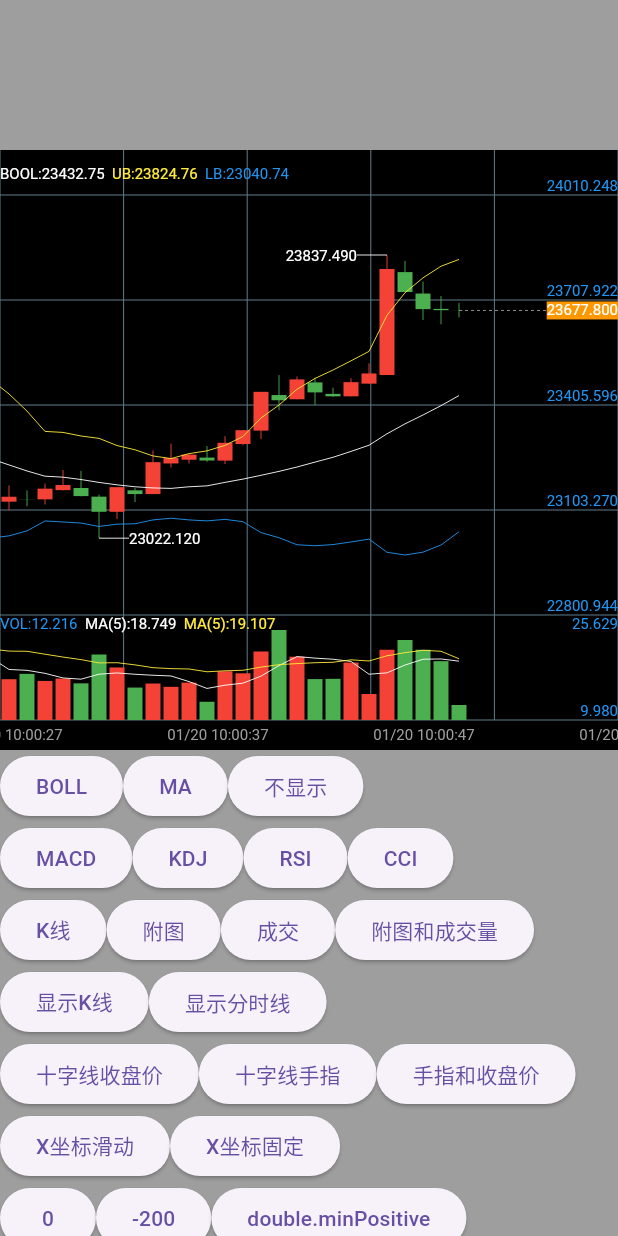
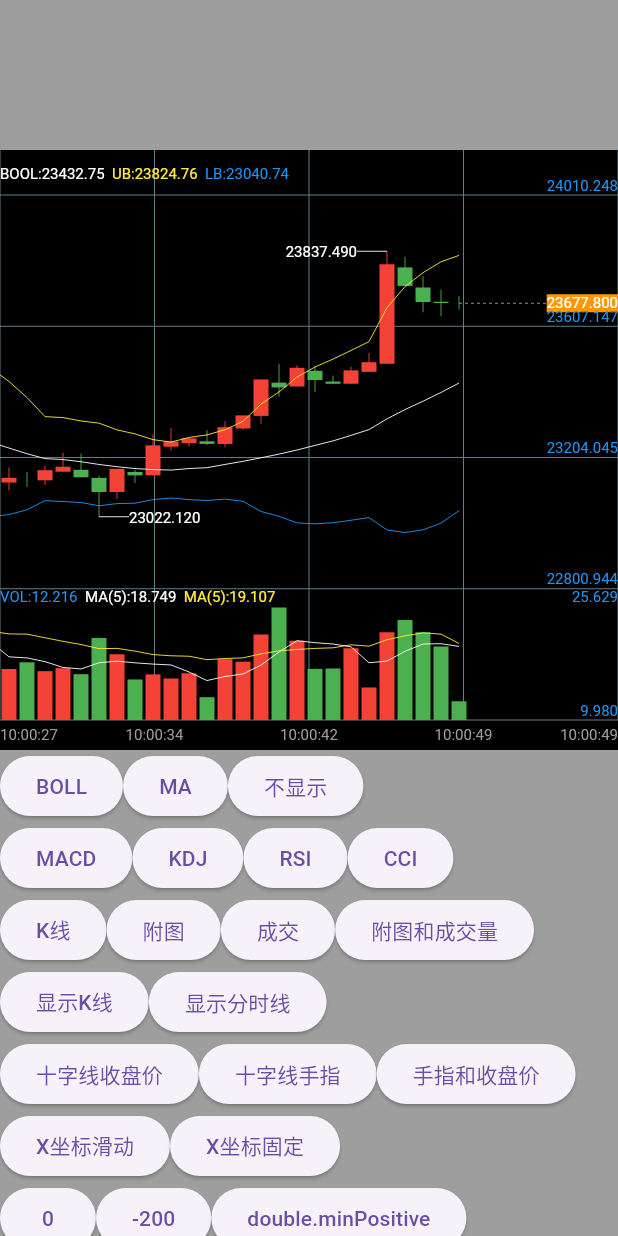
Before and after one commit to icechao/f_b_kline, a Flutter app: the screen it shows after launch, after a tap on "BOLL", on a phone screen of 412 x 824 dp. Run offline on Flutter 3.47's test engine with Material 3 defaults, Android fonts, the phone set to English and light mode, and no system bars.

Commit message:
feat : 适配方式

```diff
--- a/lib/example/f_b_kline.dart
+++ b/lib/example/f_b_kline.dart
@@ -211,7 +211,7 @@ class MyApp extends StatelessWidget {
   }
 
   String formatDate(DateTime value) {
-    return DateFormat('MM/dd HH:mm:ss').format(value);
+    return DateFormat('HH:mm:ss').format(value);
   }
 
   String formatDate2(DateTime value) {
--- a/lib/src/chart/config/k_run_config.dart
+++ b/lib/src/chart/config/k_run_config.dart
@@ -52,12 +52,26 @@ class KRunConfig {
   IRender? senRender;
   late int screenLeft, screenRight;
 
+  /// K线显示类型
   ChartGroupType? chartGroupType = ChartGroupType.withVol;
+
+  /// K线显示类型
   ChartDisplayType chartDisplayType = ChartDisplayType.kline;
+
+  /// 主图指标类型
   MainDisplayType mainDisplayType = MainDisplayType.boll;
+
+  /// 附图类型
   ChartSenType chartSenType = ChartSenType.kdj;
+
+  /// 十字线显示模式
   CrossType crossType = CrossType.followAll;
-  XAxisType xAxisType = XAxisType.flow;
+
+  /// Y轴显示模式
+  XAxisType xAxisType = XAxisType.pin;
+
+  /// 点击模式
+  TapType tapType = TapType.continuous;
 
   late Color chartColor;
 
@@ -174,20 +188,34 @@ class KRunConfig {
 
     xAxisRender = XAxisRender(this, adapter, matrixUtils);
     var columnCount = kStaticConfig.xAxisCount;
-    double xSpace = width / (columnCount);
+    double xSpace = width / (columnCount + 1);
     switch (xAxisType) {
       case XAxisType.flow:
         for (int i = -rowCount ~/ 2 - 1; i <= rowCount ~/ 2 + 1; i++) {
-          xAxisRender.axisPainter.add(KTextPainter(xSpace * i, height,
-              boxHeight: kStaticConfig.xAxisHeight, xParser: (x) {
-            return translateX % width + x;
-          }));
+          xAxisRender.axisPainter.add(
+            KTextPainter(xSpace * i, height,
+                boxHeight: kStaticConfig.xAxisHeight,
+                xParser: (x) => translateX % width + x),
+          );
         }
         break;
       default:
-        for (int i = 0; i <= rowCount + 1; i++) {
-          xAxisRender.axisPainter.add(KTextPainter(xSpace * i, height,
-              boxHeight: kStaticConfig.xAxisHeight));
+        for (int i = 0; i <= rowCount; i++) {
+          if (kStaticConfig.fitXAxis) {
+            if (i == 0) {
+              xAxisRender.axisPainter.add(KTextPainter(xSpace * i, height,
+                  boxHeight: kStaticConfig.xAxisHeight, align: KAlign.right));
+            } else if (i == rowCount) {
+              xAxisRender.axisPainter.add(KTextPainter(xSpace * i, height,
+                  boxHeight: kStaticConfig.xAxisHeight, align: KAlign.left));
+            } else {
+              xAxisRender.axisPainter.add(KTextPainter(xSpace * i, height,
+                  boxHeight: kStaticConfig.xAxisHeight, align: KAlign.center));
+            }
+          } else {
+            xAxisRender.axisPainter.add(KTextPainter(xSpace * i, height,
+                boxHeight: kStaticConfig.xAxisHeight, align: KAlign.center));
+          }
         }
     }
   }
--- a/lib/src/chart/config/k_static_config.dart
+++ b/lib/src/chart/config/k_static_config.dart
@@ -43,15 +43,12 @@ class KStaticConfig {
 
   ///展示与实际值的计算因数  :
   /// max = min
-  /// max = max*(1+ displayFactor)
-  /// min = min* (1-displayFactor)
+  /// max = max *( 1+ displayFactor)
+  /// min = min * ( 1-displayFactor)
   /// max = max + (max-min) * displayFactor
   /// min = min - (max-min) * displayFactor
 
   double get displayFactor => 0.2;
-
-  /// 点击模式
-  TapType tapType = TapType.continuous;
 
   /// X坐标高
   double xAxisHeight = 20.0;
@@ -81,10 +78,10 @@ class KStaticConfig {
   double topPadding = 30.0;
 
   ///网格行数
-  int gridRowCount = 5;
+  int gridRowCount = 4;
 
   ///网络列数
-  int gridColumnCount = 5;
+  int gridColumnCount = 4;
 
   ///candle width
   double candleItemWidth = 12.0;
@@ -128,6 +125,9 @@ class KStaticConfig {
   /// x axis align
   KAlign xAxisAlign = KAlign.center;
 
+  /// X坐标适配
+  bool fitXAxis = true;
+
   ///十字线渐变色,仅在十字线竖线是宽线模式线生效
   List<Color> crossColors = [
     Colors.transparent,
@@ -136,7 +136,7 @@ class KStaticConfig {
     Colors.transparent
   ];
 
-  ///十字线纵向渐变色关键眯
+  ///十字线纵向渐变色关键点
   List<double>? colorStops = [0.1, 0.3, 0.7, 0.9];
 
   final chartColors = {
@@ -309,38 +309,3 @@ class KIndexParams {
   ///macd
   int macdM = 9;
 }
-
-/// Points索引
-class KMainIndex {
-  static const open = 0;
-  static const close = 1;
-  static const low = 2;
-  static const high = 3;
-  static const maOne = 4;
-  static const maTwo = 5;
-  static const maThree = 6;
-  static const mb = 7;
-  static const up = 8;
-  static const dn = 9;
-}
-
-/// Points索引
-class KVolIndex {
-  static const vol = 0;
-  static const volMaOne = 1;
-  static const volMaTwo = 2;
-}
-
-/// Points索引
-class SenIndex {
-  static const macd = 0;
-  static const dif = 1;
-  static const dea = 2;
-  static const k = 3;
-  static const d = 4;
-  static const j = 5;
-  static const wr = 6;
-  static const rsi = 7;
-  static const cci = 8;
-  static const tempZero = 9;
-}
--- a/lib/src/chart/data_adapter.dart
+++ b/lib/src/chart/data_adapter.dart
@@ -36,14 +36,14 @@ class DataAdapter {
 
   ///重置数据 当数据发生变化时调用
   ///[KLineEntity]数据模型
-  resetData(List<KLineEntity>? data, {bool resetTranslate = false}) {
+  void resetData(List<KLineEntity>? data, {bool resetTranslate = false}) {
     dataLength = data?.length ?? 0;
     this.data
       ..clear()
       ..addAll(data ?? []);
     if (resetTranslate) {
       /// 是否使用动画重置
-      changeTranslate(double.minPositive);
+      changeTranslate(double.maxFinite);
     }
     sendPort.send(data);
   }
@@ -53,12 +53,15 @@ class DataAdapter {
   /// [ChartSenType]    附图类型显示
   /// [ChartDisplayType]  K线还是折线图
   /// [MainDisplayType]  主图指标显示
-  changeType(dynamic type) {
+  /// [CrossType]  十字线显示模式
+  /// [XAxisType]  X轴滑动模式
+  /// [TapType]  选中手势点击模式
+  void changeType(dynamic type) {
     typeController.add(type);
   }
 
   ///X轴平移变化
-  changeTranslate(double translate) {
+  void changeTranslate(double translate) {
     translateController.add(translate);
   }
 
--- /dev/null
+++ b/lib/src/chart/index.dart
@@ -0,0 +1,34 @@
+/// Points索引
+class KMainIndex {
+  static const open = 0;
+  static const close = 1;
+  static const low = 2;
+  static const high = 3;
+  static const maOne = 4;
+  static const maTwo = 5;
+  static const maThree = 6;
+  static const mb = 7;
+  static const up = 8;
+  static const dn = 9;
+}
+
+/// Points索引
+class KVolIndex {
+  static const vol = 0;
+  static const volMaOne = 1;
+  static const volMaTwo = 2;
+}
+
+/// Points索引
+class SenIndex {
+  static const macd = 0;
+  static const dif = 1;
+  static const dea = 2;
+  static const k = 3;
+  static const d = 4;
+  static const j = 5;
+  static const wr = 6;
+  static const rsi = 7;
+  static const cci = 8;
+  static const tempZero = 9;
+}
--- a/lib/src/chart/k_text_painter.dart
+++ b/lib/src/chart/k_text_painter.dart
@@ -6,6 +6,8 @@ enum KAlign { left, center, right }
 /// text render
 class KTextPainter {
   double Function(double)? xParser;
+
+  KAlign? align;
 
   get x {
     return xParser?.call(_x) ?? _x;
@@ -18,7 +20,7 @@ class KTextPainter {
 
   /// 对文本进行二次封装方便后期使用
   KTextPainter(this._x, this.y,
-      {StrutStyle? strutStyle, this.boxHeight = 0, this.xParser}) {
+      {StrutStyle? strutStyle, this.boxHeight = 0, this.xParser, this.align}) {
     painter
       ..textDirection = TextDirection.ltr
       ..strutStyle = strutStyle;
@@ -40,7 +42,7 @@ class KTextPainter {
       ..text = span
       ..layout();
     double dx;
-    switch (align) {
+    switch (align ?? this.align) {
       case KAlign.left:
         dx = x - painter.width;
         break;
--- a/lib/src/chart/renders/main_render.dart
+++ b/lib/src/chart/renders/main_render.dart
@@ -5,6 +5,7 @@ import 'package:f_b_kline/src/chart/config/k_run_config.dart';
 import 'package:f_b_kline/src/chart/config/k_static_config.dart';
 import 'package:f_b_kline/src/chart/entity/k_line_entity.dart';
 import 'package:f_b_kline/src/chart/i_render.dart';
+import 'package:f_b_kline/src/chart/index.dart';
 import 'package:f_b_kline/src/chart/k_text_painter.dart';
 import 'package:flutter/material.dart';
 
@@ -451,6 +452,7 @@ class MainRender extends IRender {
             paint..color = KStaticConfig().chartColors['crossHorizontal']!);
 
         selectedPriceY = dy;
+
         ///竖线
         canvas.drawLine(
             Offset(dx, 0),
@@ -485,6 +487,7 @@ class MainRender extends IRender {
           canvas.drawLine(Offset(i, config.selectedY!),
               Offset(i + 2, config.selectedY!), paint);
           selectedPriceY = config.selectedY;
+
           ///横虚线
           canvas.drawLine(Offset(i, dy), Offset(i + 2, dy), paint);
         }
--- a/lib/src/chart/renders/sen/cci_render.dart
+++ b/lib/src/chart/renders/sen/cci_render.dart
@@ -4,6 +4,7 @@ import 'dart:ui';
 import 'package:f_b_kline/src/chart/config/k_run_config.dart';
 import 'package:f_b_kline/src/chart/config/k_static_config.dart';
 import 'package:f_b_kline/src/chart/i_render.dart';
+import 'package:f_b_kline/src/chart/index.dart';
 import 'package:f_b_kline/src/chart/k_text_painter.dart';
 import 'package:flutter/material.dart';
 
--- a/lib/src/chart/renders/sen/kdj_render.dart
+++ b/lib/src/chart/renders/sen/kdj_render.dart
@@ -4,11 +4,12 @@ import 'package:f_b_kline/src/chart/config/k_run_config.dart';
 import 'package:f_b_kline/src/chart/config/k_static_config.dart';
 import 'package:f_b_kline/src/chart/entity/k_line_entity.dart';
 import 'package:f_b_kline/src/chart/i_render.dart';
+import 'package:f_b_kline/src/chart/index.dart';
 import 'package:f_b_kline/src/chart/k_text_painter.dart';
 import 'package:flutter/material.dart';
 
 class KdjRender extends IRender {
-  KdjRender(super.config, super.adapter,super.matrixUtils) {
+  KdjRender(super.config, super.adapter, super.matrixUtils) {
     paint
       ..strokeWidth = KStaticConfig().lineWidth
       ..style = PaintingStyle.stroke;
--- a/lib/src/chart/renders/sen/macd_render.dart
+++ b/lib/src/chart/renders/sen/macd_render.dart
@@ -4,6 +4,7 @@ import 'package:f_b_kline/src/chart/config/k_run_config.dart';
 import 'package:f_b_kline/src/chart/config/k_static_config.dart';
 import 'package:f_b_kline/src/chart/entity/k_line_entity.dart';
 import 'package:f_b_kline/src/chart/i_render.dart';
+import 'package:f_b_kline/src/chart/index.dart';
 import 'package:f_b_kline/src/chart/k_text_painter.dart';
 import 'package:flutter/material.dart';
 
@@ -11,7 +12,7 @@ import 'package:flutter/material.dart';
 /// [difPath] dif line path
 /// [deaPath] dea line path
 class MacdRender extends IRender {
-  MacdRender(super.config, super.adapter,super.matrixUtils);
+  MacdRender(super.config, super.adapter, super.matrixUtils);
 
   final Path difPath = Path();
   final Path deaPath = Path();
--- a/lib/src/chart/renders/sen/rsi_render.dart
+++ b/lib/src/chart/renders/sen/rsi_render.dart
@@ -5,13 +5,14 @@ import 'package:f_b_kline/src/chart/config/k_run_config.dart';
 import 'package:f_b_kline/src/chart/config/k_static_config.dart';
 import 'package:f_b_kline/src/chart/entity/k_line_entity.dart';
 import 'package:f_b_kline/src/chart/i_render.dart';
+import 'package:f_b_kline/src/chart/index.dart';
 import 'package:f_b_kline/src/chart/k_text_painter.dart';
 import 'package:flutter/material.dart';
 
 class RsiRender extends IRender {
   final Path linePath = Path();
 
-  RsiRender(super.config, super.adapter,super.matrixUtils) {
+  RsiRender(super.config, super.adapter, super.matrixUtils) {
     paint
       ..style = PaintingStyle.stroke
       ..strokeWidth = KStaticConfig().lineWidth
--- a/lib/src/chart/renders/sen/wr_render.dart
+++ b/lib/src/chart/renders/sen/wr_render.dart
@@ -5,13 +5,14 @@ import 'package:f_b_kline/src/chart/config/k_run_config.dart';
 import 'package:f_b_kline/src/chart/config/k_static_config.dart';
 import 'package:f_b_kline/src/chart/entity/k_line_entity.dart';
 import 'package:f_b_kline/src/chart/i_render.dart';
+import 'package:f_b_kline/src/chart/index.dart';
 import 'package:f_b_kline/src/chart/k_text_painter.dart';
 import 'package:flutter/material.dart';
 
 class WrRender extends IRender {
   final Path linePath = Path();
 
-  WrRender(super.config, super.adapter,super.matrixUtils) {
+  WrRender(super.config, super.adapter, super.matrixUtils) {
     paint
       ..style = PaintingStyle.stroke
       ..strokeWidth = KStaticConfig().lineWidth
--- a/lib/src/chart/renders/vol_render.dart
+++ b/lib/src/chart/renders/vol_render.dart
@@ -4,11 +4,12 @@ import 'package:f_b_kline/src/chart/config/k_run_config.dart';
 import 'package:f_b_kline/src/chart/config/k_static_config.dart';
 import 'package:f_b_kline/src/chart/entity/k_line_entity.dart';
 import 'package:f_b_kline/src/chart/i_render.dart';
+import 'package:f_b_kline/src/chart/index.dart';
 import 'package:f_b_kline/src/chart/k_text_painter.dart';
 import 'package:flutter/material.dart';
 
 class VolRender extends IRender {
-  VolRender(super.config, super.adapter,super.matrixUtils);
+  VolRender(super.config, super.adapter, super.matrixUtils);
 
   final Path maFirPath = Path();
   final Path maSenPath = Path();
--- a/lib/src/chart/renders/x_axis_render.dart
+++ b/lib/src/chart/renders/x_axis_render.dart
@@ -4,7 +4,6 @@ import 'package:f_b_kline/src/chart/config/k_run_config.dart';
 import 'package:f_b_kline/src/chart/config/k_static_config.dart';
 import 'package:f_b_kline/src/chart/entity/k_line_entity.dart';
 import 'package:f_b_kline/src/chart/i_render.dart';
-import 'package:f_b_kline/src/chart/k_text_painter.dart';
 
 class XAxisRender extends IRender {
   XAxisRender(super.config, super.adapter, super.matrixUtils);
@@ -30,7 +29,6 @@ class XAxisRender extends IRender {
             fontSize: axisTextSize,
             color: KStaticConfig().chartColors['axisDate']),
         top: true,
-        align: KAlign.center,
       );
     }
   }
--- a/lib/src/k_chart_widget.dart
+++ b/lib/src/k_chart_widget.dart
@@ -83,6 +83,11 @@ class KChartWidgetState extends State<KChartWidget>
       } else if (type is CrossType) {
         if (type != widget.config.crossType) {
           widget.config.crossType = type;
+          reRender(force: true);
+        }
+      } else if (type is TapType) {
+        if (type != widget.config.tapType) {
+          widget.config.tapType = type;
           reRender(force: true);
         }
       }
@@ -194,7 +199,7 @@ class KChartWidgetState extends State<KChartWidget>
         var dataLength = widget.adapter.dataLength;
 
         if (dataLength > 0) {
-          if (KStaticConfig().tapType == TapType.single) {
+          if (widget.config.tapType == TapType.single) {
             if (widget.config.selectedX != null) {
               widget.config.updateSelectedX(null);
               widget.config.updateSelectedY(null);
```
Also changed, not shown: wxGroup.png.
